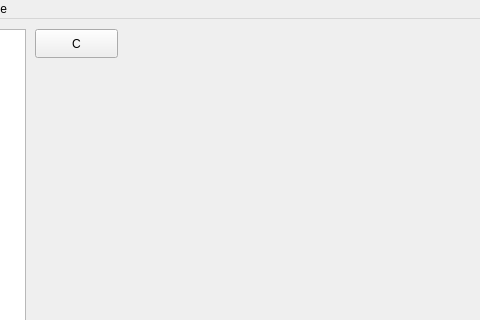
The window that projet/mainwindow.ui (BlackFox3000/M1-IHM-Project) describes before a commit, drawn with Qt 5; both pictures show x 175 to 655 and y 0 to 320 of the 1280 by 720 pixel window.
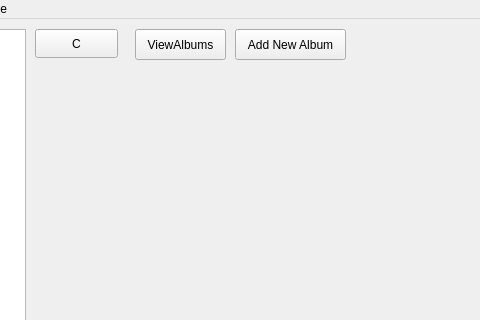
The same window after the commit.

```diff
--- a/projet/mainwindow.ui
+++ b/projet/mainwindow.ui
@@ -91,6 +91,32 @@
      </item>
     </layout>
    </widget>
+   <widget class="QPushButton" name="ViewAlbums">
+    <property name="geometry">
+     <rect>
+      <x>310</x>
+      <y>10</y>
+      <width>91</width>
+      <height>31</height>
+     </rect>
+    </property>
+    <property name="text">
+     <string>ViewAlbums</string>
+    </property>
+   </widget>
+   <widget class="QPushButton" name="insertAlbumSQL">
+    <property name="geometry">
+     <rect>
+      <x>410</x>
+      <y>10</y>
+      <width>111</width>
+      <height>31</height>
+     </rect>
+    </property>
+    <property name="text">
+     <string>Add New Album</string>
+    </property>
+   </widget>
   </widget>
   <widget class="QMenuBar" name="menubar">
    <property name="geometry">
```
Left out of the diff: 2 changed lines with no effect on the pictures.
